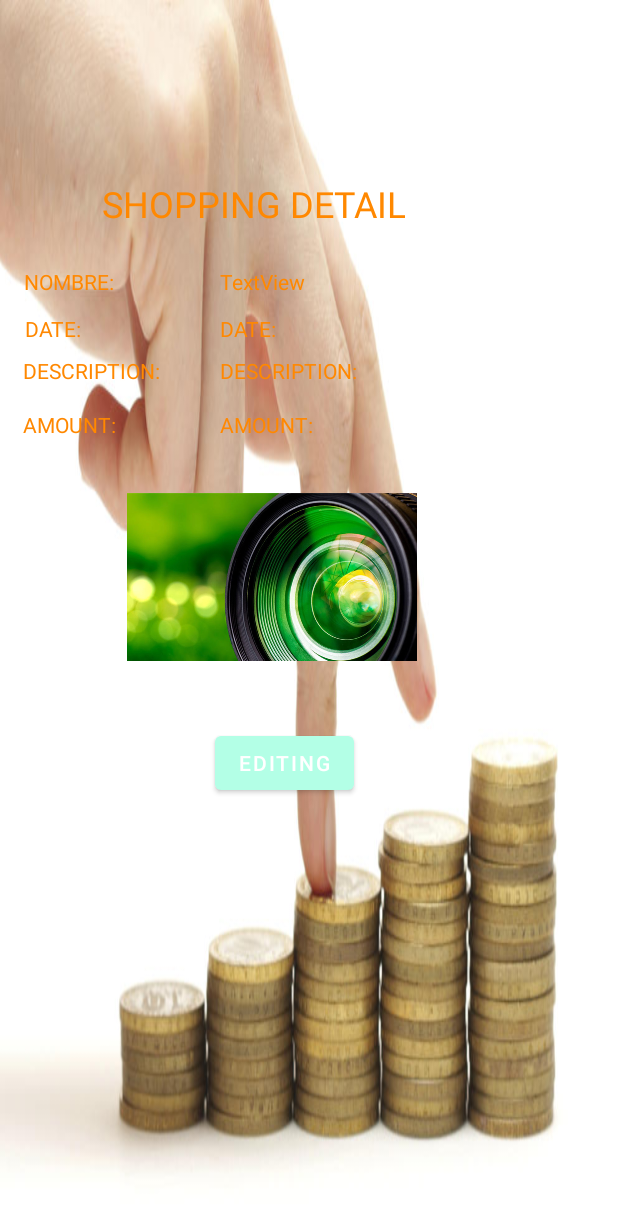
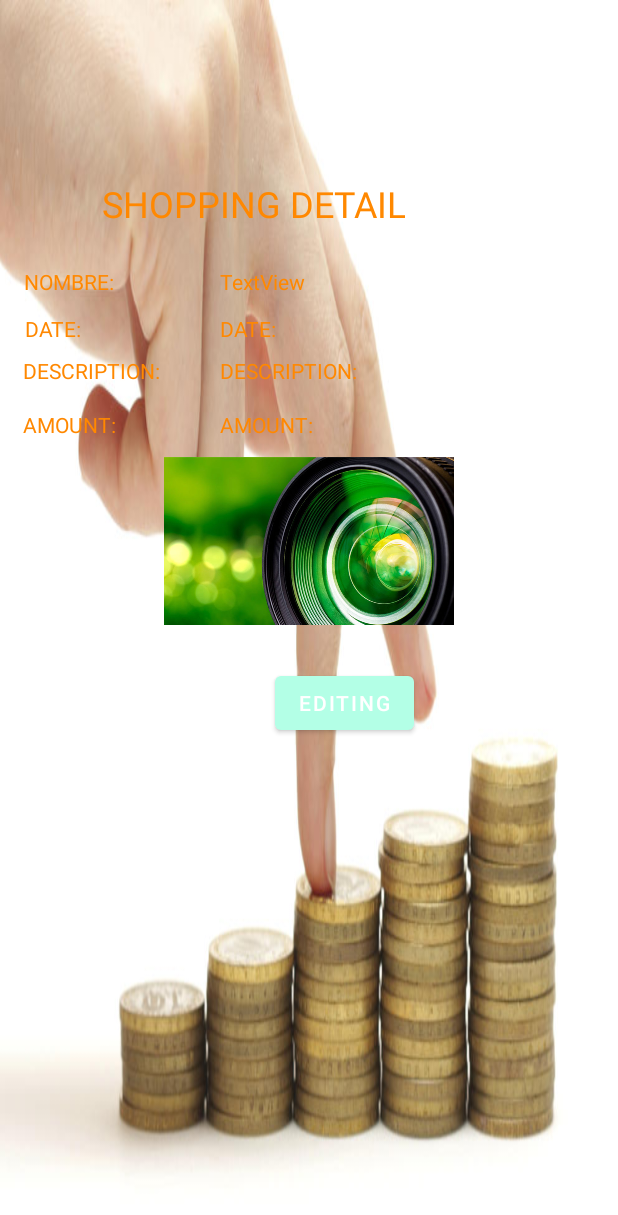
Before and after one commit to Azo2013Github/controlgastos, an Android app: the fragment ListadoDetalleFragment shown on its own in the app's theme, on a phone screen of 412 x 824 dp. Shown: the top 1215 px of the screen. Run offline under Robolectric (Android 15) with nearby library versions, the phone set to English and light mode, and no system bars.

Commit message:
implementacion del Update

```diff
--- a/app/src/main/java/com/pgrsoft/controlgastos/sqlite/DataBaseHelper.java
+++ b/app/src/main/java/com/pgrsoft/controlgastos/sqlite/DataBaseHelper.java
@@ -260,7 +260,7 @@ public class DataBaseHelper extends SQLiteOpenHelper {
         contentValues.put(COL_4_PRODUCTOS, producto.getPrecio());
         contentValues.put(COL_5_PRODUCTOS, producto.getCategoria().getCodigo());
 
-        db.update(PRODUCTOS_TABLE, contentValues, COL_1_PRODUCTOS + " = " , args);
+        db.update(PRODUCTOS_TABLE, contentValues, COL_1_PRODUCTOS + " = ?" , args);
 
         db.close();
         return producto;
--- a/app/src/main/res/layout/fragment_listado_detalle.xml
+++ b/app/src/main/res/layout/fragment_listado_detalle.xml
@@ -48,7 +48,7 @@
         android:layout_width="wrap_content"
         android:layout_height="wrap_content"
         android:orientation="horizontal"
-        app:layout_constraintGuide_begin="461dp" />
+        app:layout_constraintGuide_begin="437dp" />
 
     <androidx.constraintlayout.widget.Guideline
         android:id="@+id/guideline2"
@@ -227,7 +227,6 @@
         android:src="@drawable/camera"
         app:layout_constraintBottom_toTopOf="@+id/guideline15"
         app:layout_constraintEnd_toEndOf="parent"
-        app:layout_constraintHorizontal_bias="0.377"
         app:layout_constraintStart_toStartOf="parent"
         app:layout_constraintTop_toTopOf="@+id/guideline14"
         app:layout_constraintVertical_bias="1.0" />
@@ -236,9 +235,9 @@
         android:id="@+id/idBtnEdit"
         android:layout_width="wrap_content"
         android:layout_height="wrap_content"
-        android:layout_marginTop="24dp"
-        android:layout_marginEnd="176dp"
-        android:layout_marginRight="176dp"
+        android:layout_marginTop="8dp"
+        android:layout_marginEnd="136dp"
+        android:layout_marginRight="136dp"
         android:text="@string/edit"
         app:layout_constraintEnd_toEndOf="parent"
         app:layout_constraintTop_toTopOf="@+id/guideline15" />
```
Also changed, not shown: app/src/main/java/com/pgrsoft/controlgastos/fragment/ListadoDetalleFragment.java (+59 -9 lines).
